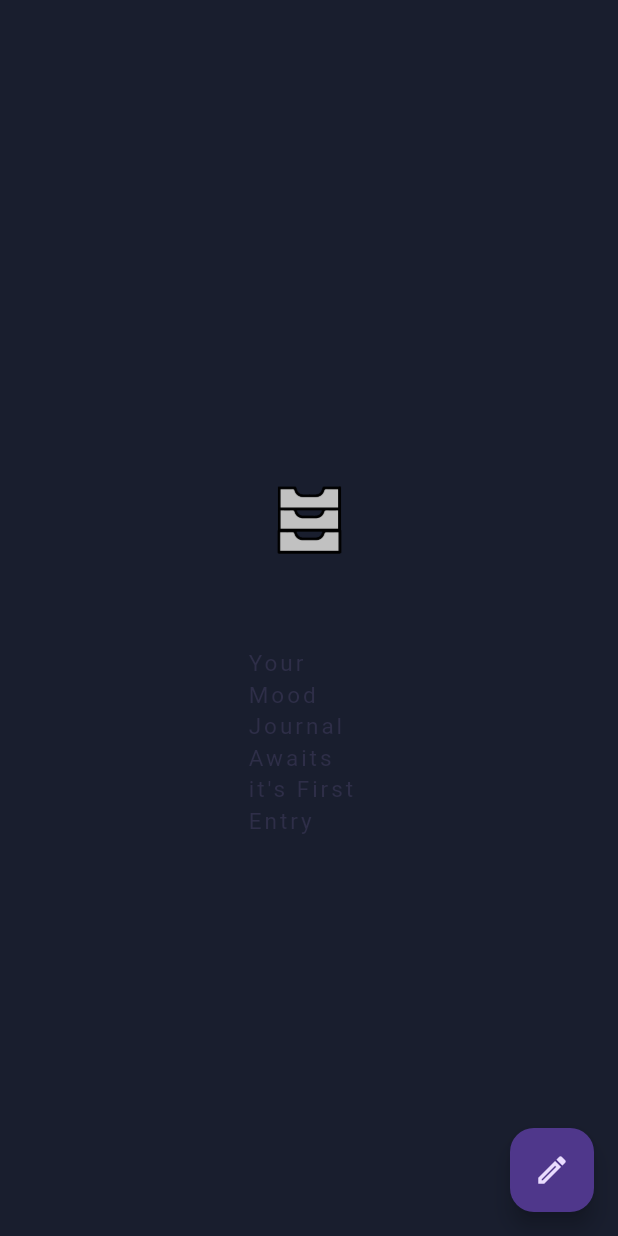
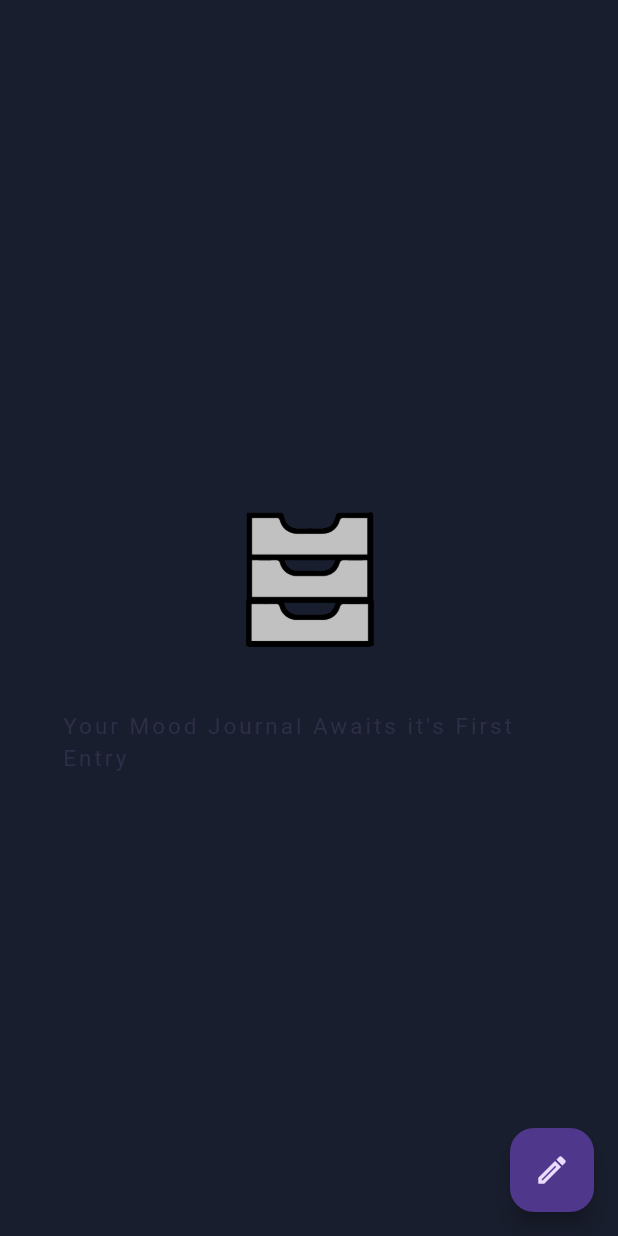
Before and after one commit to Pragya1904/major_project, a Flutter app: the JournalListPage screen opened directly, on a phone screen of 412 x 824 dp. Run offline on Flutter 3.47's test engine with Material 3 defaults, Android fonts, the phone set to English and light mode, and no system bars; our stand-ins replace appwrite, fl_chart, google_generative_ai, sidebarx, table_calendar; missing offline and left inert: dart:html; Roboto replaces fonts that are missing (Vanera); statements that could not run were skipped.

Commit message:
modified journal list page

```diff
--- a/lib/core/presentation/pages/journal_list_page.dart
+++ b/lib/core/presentation/pages/journal_list_page.dart
@@ -31,7 +31,6 @@ class _JournalListPageState extends State<JournalListPage> {
     } catch (e) {
       print(e);
     }
-
     return 'Data Loaded';
   }
 
@@ -43,7 +42,6 @@ class _JournalListPageState extends State<JournalListPage> {
     _journalFuture = fetchJournals();
   }
 
-  @override
   @override
   Widget build(BuildContext context) {
     DateTime latestJournalDate = DateTime.now();
@@ -70,8 +68,9 @@ class _JournalListPageState extends State<JournalListPage> {
                     ? journals!.last.$id
                     : "",
                 date: DateTime.now(),
-                bodyText:
-                    isLatestJournalToday ? journals!.last.data['bodyText'] : "",
+                bodyText: isLatestJournalToday
+                    ? journals!.last.data['bodyText']
+                    : "",
               ),
             ),
           );
@@ -85,15 +84,15 @@ class _JournalListPageState extends State<JournalListPage> {
       ),
       body: Center(
         child: SizedBox(
-          width: MediaQuery.of(context).size.width * 0.2,
+          width: MediaQuery.of(context).size.width * 0.8,
           child: FutureBuilder<String>(
             future: _journalFuture,
             builder: (BuildContext context, AsyncSnapshot<String> snapshot) {
-              Widget w = const Placeholder();
+              Widget w = Placeholder();
 
               if (snapshot.hasData) {
-                w = (journals!.isEmpty) ?
-                    Center(
+                w = journals!.isEmpty
+                    ? Center(
                   child: Column(
                     mainAxisSize: MainAxisSize.min,
                     mainAxisAlignment: MainAxisAlignment.center,
@@ -101,32 +100,50 @@ class _JournalListPageState extends State<JournalListPage> {
                       Container(
                         height: MediaQuery.of(context).size.height * 0.2,
                         width: MediaQuery.of(context).size.width,
-                            decoration: BoxDecoration(
+                        decoration: const BoxDecoration(
                             image: DecorationImage(
                               image: AssetImage("assets/emptyJournal.gif"),
                             )),
                       ),
-                          Text("Your Mood Journal Awaits it's First Entry ",
-                          //  "Whether it's sunny, stormy, or somewhere in between, jot down your mood. Let's map your emotional journey!",
-                            style:
-                            TextStyle(color: canvasColor, fontSize: 15,letterSpacing: 2, fontFamily: 'Vanera'),
+                      const Text(
+                        "Your Mood Journal Awaits it's First Entry",
+                        style: TextStyle(
+                          color: canvasColor,
+                          fontSize: 15,
+                          letterSpacing: 2,
+                          fontFamily: 'Vanera',
+                        ),
                       )
                     ],
                   ),
                 )
-                    :
-                    ListView.builder(
-                    itemCount: journals != null ? journals!.length : 0,
+                    : GridView.builder(
+                  gridDelegate: const SliverGridDelegateWithFixedCrossAxisCount(
+                    crossAxisCount: 3, // Number of columns
+                    mainAxisSpacing: 8.0, // Vertical space between items
+                    crossAxisSpacing: 8.0, // Horizontal space between items
+                    childAspectRatio: 1.8, // Aspect ratio of each item
+                  ),
+                  itemCount: journals!.length,
                   itemBuilder: (context, index) {
                     if (journals != null && journals!.isNotEmpty) {
-                        DateTime day =
-                            DateTime.parse(journals![index].data['datetime']);
+                      DateTime day = DateTime.parse(journals![index].data['datetime']);
                       String bodyText = journals![index].data['bodyText'];
-                        String monthName =
-                            DateFormat('MMMM').format(DateTime(0, day.month));
+                      String monthName = DateFormat('MMMM').format(DateTime(0, day.month));
                       String dateInText = '${day.day} $monthName';
-                        return JournalCard(
+
+                      // Extract the first line from bodyText and add ellipses if needed
+                      String firstLine = bodyText.split('\n').first;
+                      if (firstLine.length > 30) { // Adjust the length as per your requirement
+                        firstLine = firstLine.substring(0, 30) + '...';
+                      }
+
+                      return Padding(
+                        padding: const EdgeInsets.only(top: 10.0,left: 6),
+                        child: JournalCard(
                           date: dateInText,
+                          body: firstLine,
+                          index:index,
                           ontap: () {
                             bool b = (today.year == day.year &&
                                 today.month == day.month &&
@@ -136,18 +153,20 @@ class _JournalListPageState extends State<JournalListPage> {
                               MaterialPageRoute(
                                 builder: (context) => JournalPage(
                                   b,
-                                  journals != null && journals!.isNotEmpty
-                                      ? journals![index].$id
-                                      : "",
+                                  journals![index].$id,
                                   date: day,
                                   bodyText: bodyText,
                                 ),
                               ),
                             );
                           },
+                        ),
                       );
+                    } else {
+                      return Container(); // Return an empty container if journals is null or empty
                     }
-                    });
+                  },
+                );
               } else if (snapshot.hasError) {
                 w = Center(
                   child: Column(
@@ -162,28 +181,6 @@ class _JournalListPageState extends State<JournalListPage> {
                         padding: const EdgeInsets.only(top: 16),
                         child: Text('Error: ${snapshot.error}'),
                       ),
-                    ],
-                  ),
-                );
-              } else if (!snapshot.hasData) {
-                w = Center(
-                  child: Column(
-                    mainAxisSize: MainAxisSize.min,
-                    mainAxisAlignment: MainAxisAlignment.center,
-                    children: [
-                      Container(
-                        height: MediaQuery.of(context).size.height * 0.2,
-                        width: MediaQuery.of(context).size.height,
-                        decoration: BoxDecoration(
-                            image: DecorationImage(
-                          image: AssetImage("assets/emptyJournal.gif"),
-                        )),
-                      ),
-                      Text(
-                        "Whether it's sunny, stormy, or somewhere in between, jot down your mood. Let's map your emotional journey!",
-                        style:
-                            TextStyle(color: canvasColor, fontSize: 15,letterSpacing: 2, fontFamily: 'Vanera'),
-                      )
                     ],
                   ),
                 );
@@ -212,6 +209,8 @@ class _JournalListPageState extends State<JournalListPage> {
       ),
     );
   }
+}
+
 
 // Widget build(BuildContext context) {
   //
@@ -294,4 +293,4 @@ class _JournalListPageState extends State<JournalListPage> {
   //     ),
   //   );
   // }
-}
+//}
--- a/pubspec.yaml
+++ b/pubspec.yaml
@@ -65,6 +65,8 @@ flutter:
     - assets/logo_wo_slogan.png
     - assets/emptyJournal.gif
     - assets/images/bg.jpeg
+    - assets/orbs0.jpg
+    - assets/orbs1.jpg
   #   - images/a_dot_ham.jpeg
 
   # An image asset can refer to one or more resolution-specific "variants", see
```
Also changed, not shown: lib/core/presentation/widgets/journal_card.dart (+42 -10 lines), assets/orbs0.jpg (added), assets/orbs1.jpg (added), pubspec.lock. Lines whose indentation alone changed are shown as unchanged.
